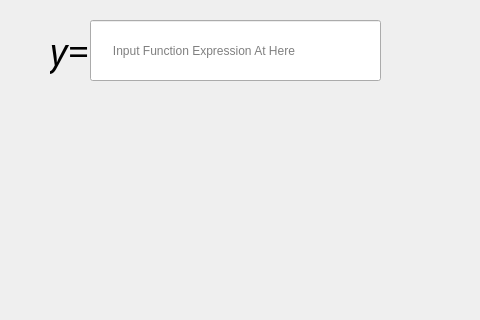
First picture: the form in View/mainwindow.ui, repository nujiy/GrapherForWindows, before the edit; both pictures show x 180 to 660 and y 0 to 320 of the 800 by 600 pixel window.
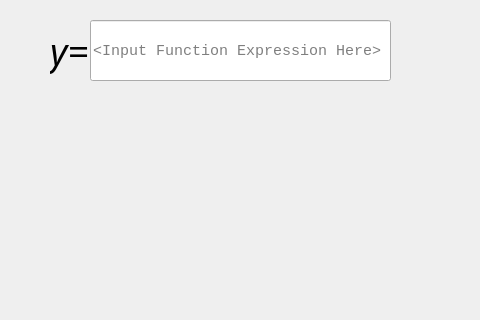
Second picture: the form after the edit. Custom widgets are drawn as their Qt base class.

The edit to the form file:
```diff
--- a/View/mainwindow.ui
+++ b/View/mainwindow.ui
@@ -41,12 +41,18 @@
      <rect>
       <x>270</x>
       <y>20</y>
-      <width>291</width>
+      <width>301</width>
       <height>61</height>
      </rect>
     </property>
+    <property name="font">
+     <font>
+      <family>Courier New</family>
+      <pointsize>11</pointsize>
+     </font>
+    </property>
     <property name="placeholderText">
-     <string>      Input Function Expression At Here</string>
+     <string>&lt;Input Function Expression Here&gt;</string>
     </property>
    </widget>
    <widget class="QCustomPlot" name="CustomPlot" native="true">
```
